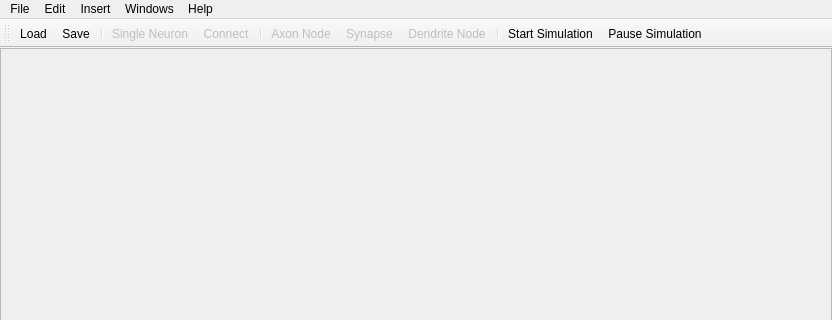
Qt form NeuroEdit/mainwindow.ui (lucksus/neuro_edit) before a commit; both pictures show x 0 to 832 and y 0 to 320 of the 832 by 599 pixel window.
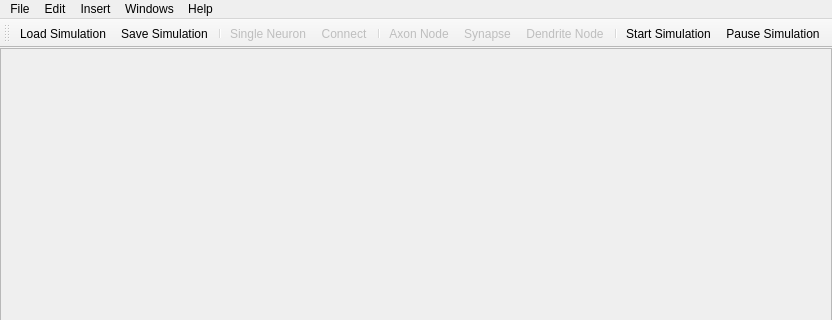
The same form after that commit. Icons and pictures are not drawn.

Commit message: Simulations are saved and loaded now instead of networks.

The edit to the form file:
```diff
--- a/NeuroEdit/mainwindow.ui
+++ b/NeuroEdit/mainwindow.ui
@@ -138,7 +138,7 @@
      <normaloff>:/icons/Resources/save.png</normaloff>:/icons/Resources/save.png</iconset>
    </property>
    <property name="text">
-    <string>Save</string>
+    <string>Save Simulation</string>
    </property>
    <property name="shortcut">
     <string>Ctrl+S</string>
@@ -150,7 +150,7 @@
      <normaloff>:/icons/Resources/load.png</normaloff>:/icons/Resources/load.png</iconset>
    </property>
    <property name="text">
-    <string>Load</string>
+    <string>Load Simulation</string>
    </property>
    <property name="shortcut">
     <string>Ctrl+O</string>
```
The commit also changes 10 other files.
